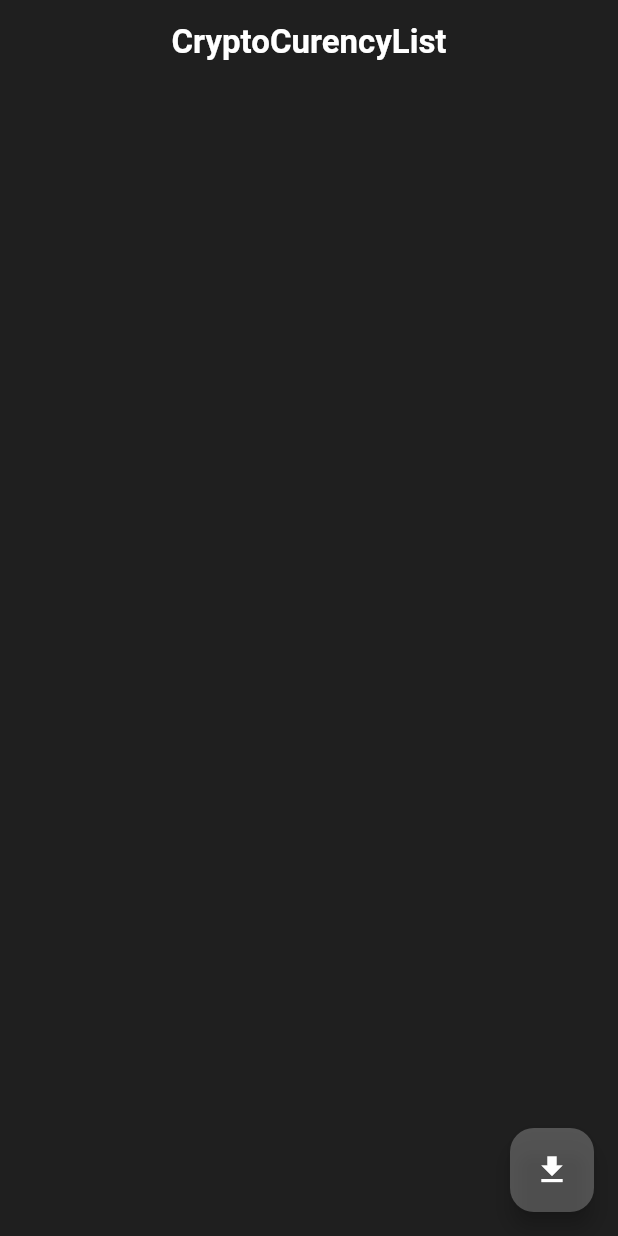
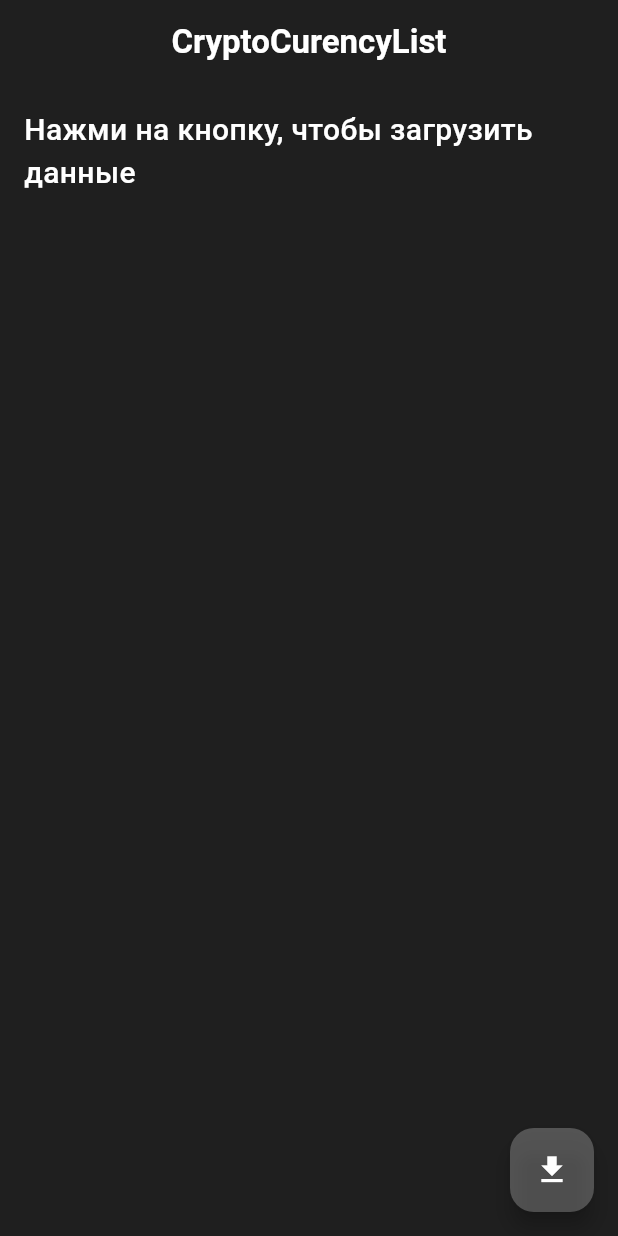
Before and after one commit to romzesick/Crypto-app, a Flutter app: the screen it shows after launch, on a phone screen of 412 x 824 dp. Run offline on Flutter 3.47's test engine with Material 3 defaults, Android fonts, the phone set to English and light mode, and no system bars; our stand-ins replace dio.

Commit message:
MVVM version of project

```diff
--- a/lib/features/crypto_list/crypto_coin_view_model.dart
+++ b/lib/features/crypto_list/crypto_coin_view_model.dart
@@ -3,13 +3,31 @@ import 'package:crypto_app/repositories/models/crypto_model.dart';
 import 'package:flutter/material.dart';
 
 class CryptoCoinsViewModel extends ChangeNotifier {
-  final cryptoCoinsRepository = CryptoCoinsRepository();
+  final CryptoCoinsRepository cryptoCoinsRepository;
 
-  List<CryptoCoin>? _cryptoCoinList;
-  List<CryptoCoin>? get cryptoCoinList => _cryptoCoinList;
+  CryptoCoinsViewModel({required this.cryptoCoinsRepository});
+
+  List<CryptoCoin> _cryptoCoinList = [];
+  List<CryptoCoin> get cryptoCoinList => _cryptoCoinList;
+
+  String? _error;
+  String? get error => _error;
+
+  bool _isLoading = false;
+  bool get isLoading => _isLoading;
 
   void getCryptoCoinsList() async {
-    _cryptoCoinList = await cryptoCoinsRepository.getCryptoCoins();
-    notifyListeners();
+    try {
+      _isLoading = true;
+      _error = null;
+      final result = await cryptoCoinsRepository.getCryptoCoins();
+      _cryptoCoinList = result;
+      _isLoading = false;
+      notifyListeners();
+    } catch (e) {
+      _isLoading = false;
+      _error = 'Couldnt upload data';
+      notifyListeners();
+    }
   }
 }
--- a/lib/features/crypto_list/view/crypto_list_screen.dart
+++ b/lib/features/crypto_list/view/crypto_list_screen.dart
@@ -13,7 +13,7 @@ class CryptoCurencyList extends StatefulWidget {
 class _CryptoCurencyListState extends State<CryptoCurencyList> {
   @override
   Widget build(BuildContext context) {
-    final cryptoCoinList = context.watch<CryptoCoinsViewModel>().cryptoCoinList;
+    final model = context.watch<CryptoCoinsViewModel>();
     return Scaffold(
       body: SafeArea(
         child: CustomScrollView(
@@ -22,16 +22,42 @@ class _CryptoCurencyListState extends State<CryptoCurencyList> {
               title: Text('CryptoCurencyList'),
               floating: true,
             ),
-            (cryptoCoinList == null)
-                ? const SliverToBoxAdapter(child: SizedBox())
-                : SliverList.separated(
-                    itemCount: cryptoCoinList.length,
-                    itemBuilder: (context, index) {
-                      final coin = cryptoCoinList[index];
-                      return CryptoCoinTile(coin: coin);
-                    },
-                    separatorBuilder: (context, index) => const Divider(),
+            if (model.isLoading == true)
+              const SliverToBoxAdapter(
+                child: Center(
+                  child: Padding(
+                    padding: EdgeInsets.all(16),
+                    child: CircularProgressIndicator(color: Colors.white),
                   ),
+                ),
+              )
+            else if (model.error != null)
+              SliverToBoxAdapter(
+                child: Center(
+                  child: Padding(
+                    padding: const EdgeInsets.all(16),
+                    child: Text(model.error!),
+                  ),
+                ),
+              )
+            else if (model.cryptoCoinList.isEmpty)
+              const SliverToBoxAdapter(
+                child: Center(
+                  child: Padding(
+                    padding: EdgeInsets.all(16),
+                    child: Text('Нажми на кнопку, чтобы загрузить данные'),
+                  ),
+                ),
+              )
+            else
+              SliverList.separated(
+                itemCount: model.cryptoCoinList.length,
+                itemBuilder: (context, index) {
+                  final coin = model.cryptoCoinList[index];
+                  return CryptoCoinTile(coin: coin);
+                },
+                separatorBuilder: (context, index) => const Divider(),
+              ),
           ],
         ),
       ),
--- a/lib/repositories/crypto_coin/crypto_coins_repository.dart
+++ b/lib/repositories/crypto_coin/crypto_coins_repository.dart
@@ -2,8 +2,9 @@ import 'package:crypto_app/repositories/models/crypto_model.dart';
 import 'package:dio/dio.dart';
 
 class CryptoCoinsRepository {
+  final dio = Dio();
+
   Future<List<CryptoCoin>> getCryptoCoins() async {
-    final dio = Dio();
     final response = await dio.get(
       'https://min-api.cryptocompare.com/data/pricemulti?fsyms=BTC,ETH,BNB&tsyms=USD',
     );
--- a/lib/router/routes.dart
+++ b/lib/router/routes.dart
@@ -1,11 +1,13 @@
 import 'package:crypto_app/features/crypto_coin/crypto_coin.dart';
 import 'package:crypto_app/features/crypto_list/crypto_coin_view_model.dart';
 import 'package:crypto_app/features/crypto_list/crypto_list.dart';
+import 'package:crypto_app/repositories/crypto_coin/crypto_coins_repository.dart';
 import 'package:provider/provider.dart';
 
 final routes = {
   '/': (context) => ChangeNotifierProvider(
-    create: (context) => CryptoCoinsViewModel(),
+    create: (context) =>
+        CryptoCoinsViewModel(cryptoCoinsRepository: CryptoCoinsRepository()),
     child: const CryptoCurencyList(),
   ),
   '/coin': (context) => const CryptoCoinWidget(),
```
